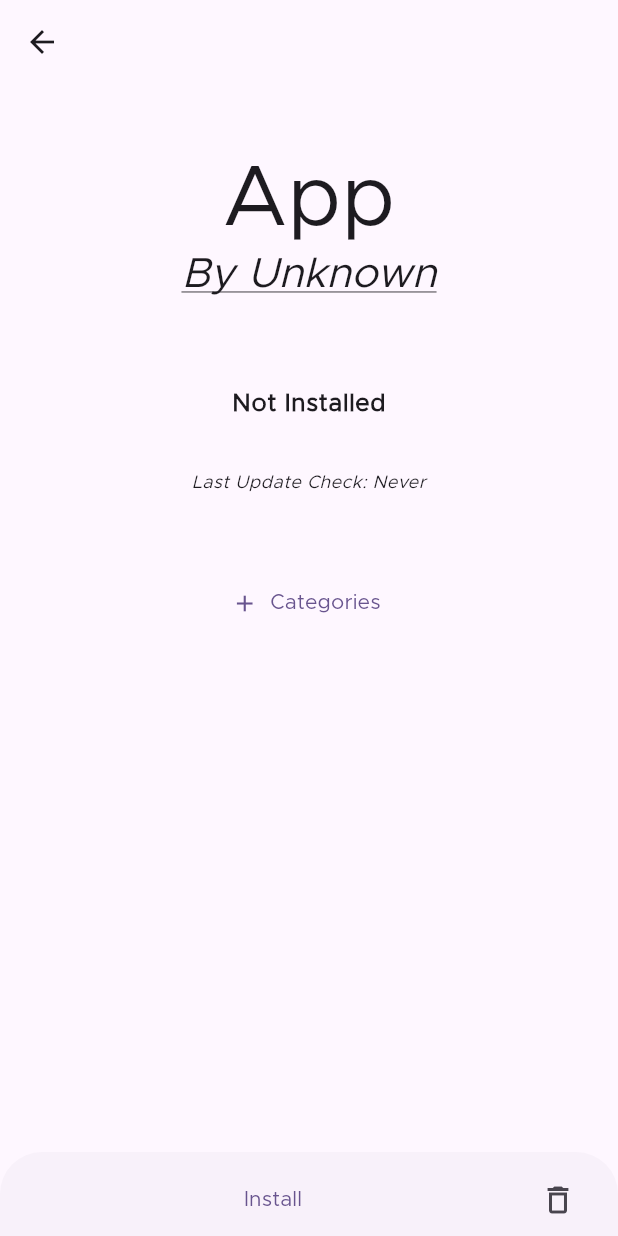
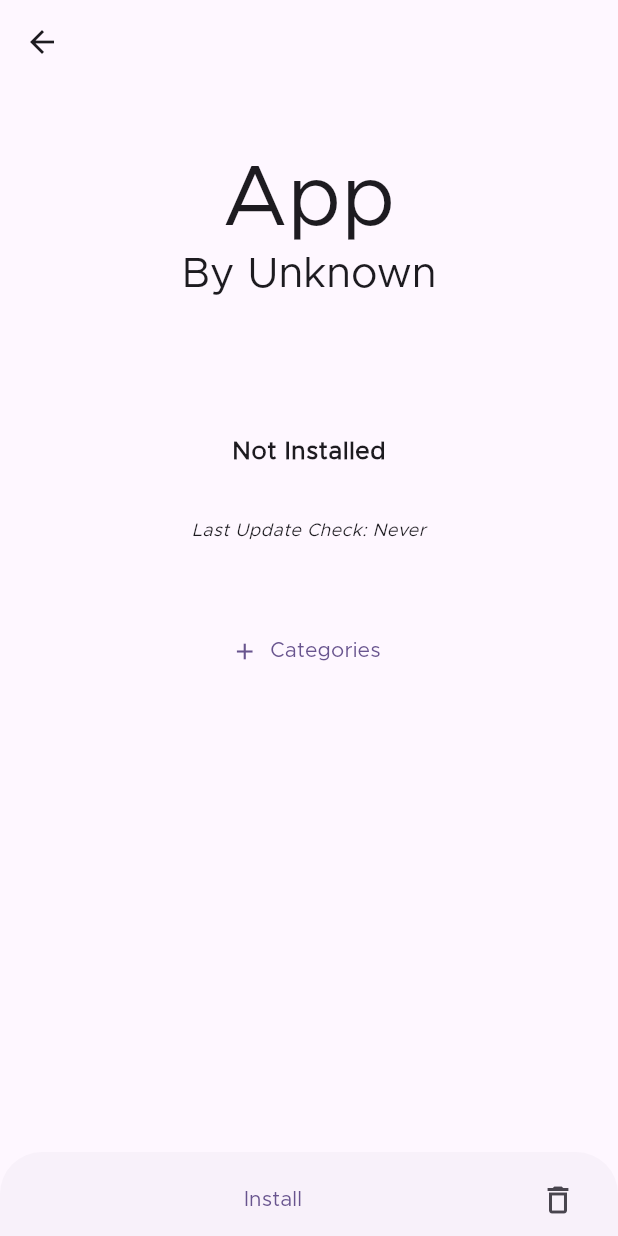
Before and after one commit to ownerroc/ObtainRoc, a Flutter app: the AppPage screen opened directly with empty values, on a phone screen of 412 x 824 dp. Run offline on Flutter 3.47's test engine with Material 3 defaults, Android fonts, the phone set to English and light mode, and no system bars; drawn by our look-alikes of dynamic_color; our stand-ins replace app_links, connectivity_plus, device_info_plus, easy_localization, file_picker, flutter_markdown and 6 more; missing offline and left inert: android_intent_plus, android_package_installer, android_package_manager, background_fetch, flutter_archive, flutter_fgbg and 3 more; accounts and stored records are empty.

Commit message:
Revert to showing App URL separately again (#1336)

```diff
--- a/lib/pages/app.dart
+++ b/lib/pages/app.dart
@@ -205,6 +205,12 @@ class _AppPageState extends State<AppPage> {
               textAlign: TextAlign.center,
               style: Theme.of(context).textTheme.displayLarge,
             ),
+            Text(tr('byX', args: [app?.app.author ?? tr('unknown')]),
+                textAlign: TextAlign.center,
+                style: Theme.of(context).textTheme.headlineMedium),
+            const SizedBox(
+              height: 24,
+            ),
             GestureDetector(
                 onTap: () {
                   if (app?.app.url != null) {
@@ -219,15 +225,12 @@ class _AppPageState extends State<AppPage> {
                   ));
                 },
                 child: Text(
-                  tr('byX', args: [app?.app.author ?? tr('unknown')]),
+                  app?.app.url ?? '',
                   textAlign: TextAlign.center,
-                  style: Theme.of(context).textTheme.headlineMedium!.copyWith(
+                  style: Theme.of(context).textTheme.labelSmall!.copyWith(
                       decoration: TextDecoration.underline,
                       fontStyle: FontStyle.italic),
                 )),
-            const SizedBox(
-              height: 8,
-            ),
             Text(
               app?.app.id ?? '',
               textAlign: TextAlign.center,
```
